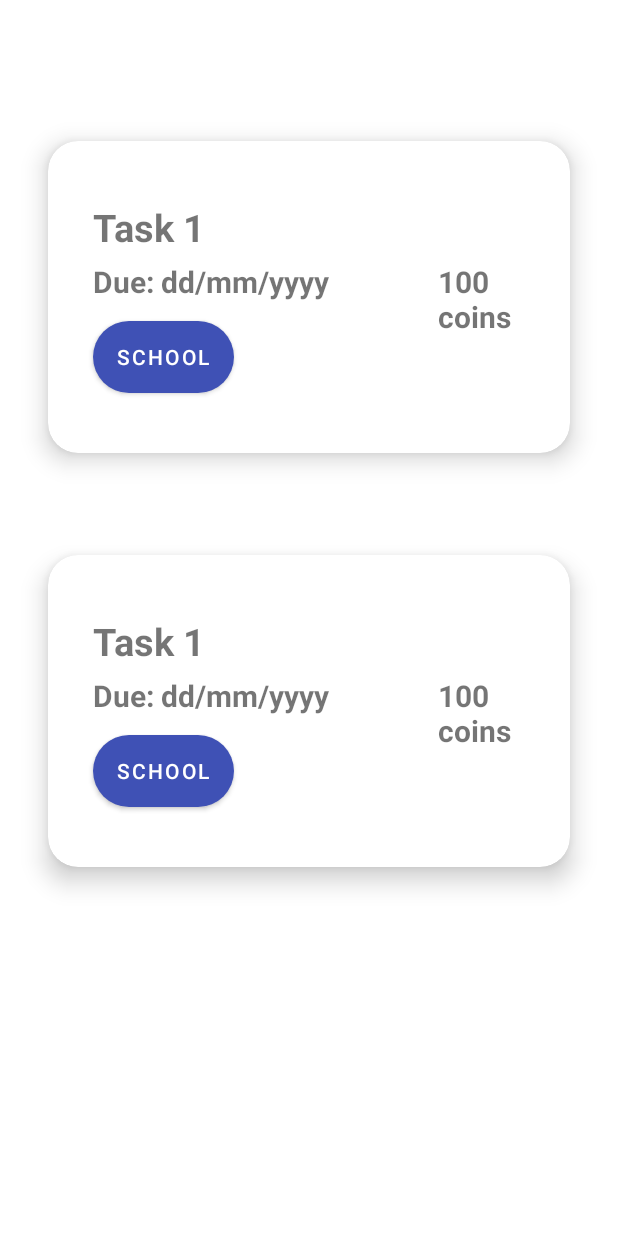
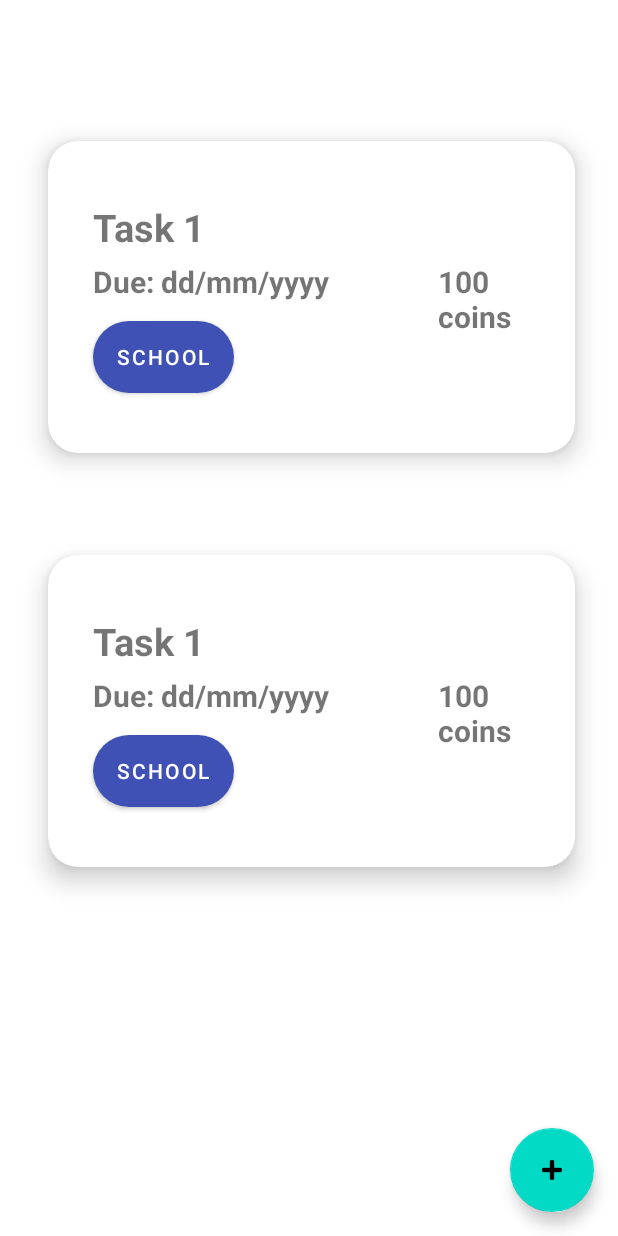
Before and after one commit to To-Doodle/To-Doodle, an Android app: the layout fragment_second.xml on its own in the app's theme, with its tools: preview values and no code run, on a phone screen of 412 x 824 dp. Run offline under Robolectric (Android 15) with nearby library versions, the light colour scheme and no system bars.

Commit message:
Add fab button to the todo list fragment

```diff
--- a/app/src/main/java/ca/uwaterloo/cs/todoodle/SecondFragment.kt
+++ b/app/src/main/java/ca/uwaterloo/cs/todoodle/SecondFragment.kt
@@ -53,6 +53,9 @@
         _binding = FragmentSecondBinding.inflate(inflater, container, false)
         navCtr = findNavController()
 
+        binding.fab.setOnClickListener { view ->
+            findNavController().navigate(R.id.action_SecondFragment_to_CreateTaskFormFragment)
+        }
 
         binding.recyclerView.layoutManager = LinearLayoutManager(activity!!.applicationContext)
         binding.recyclerView.adapter = RecycleViewAdapter(titlesList, deadlinesList, taskList)
--- a/app/src/main/res/layout/fragment_second.xml
+++ b/app/src/main/res/layout/fragment_second.xml
@@ -1,5 +1,5 @@
 <?xml version="1.0" encoding="utf-8"?>
-<RelativeLayout xmlns:android="http://schemas.android.com/apk/res/android"
+<androidx.coordinatorlayout.widget.CoordinatorLayout xmlns:android="http://schemas.android.com/apk/res/android"
     xmlns:app="http://schemas.android.com/apk/res-auto"
     xmlns:tools="http://schemas.android.com/tools"
     android:layout_width="match_parent"
@@ -15,23 +15,13 @@
         android:layout_marginEnd="4dp"
         tools:listitem="@layout/item_card" />
 
-    <TextView
-        android:id="@+id/textview_second"
+    <com.google.android.material.floatingactionbutton.FloatingActionButton
+        android:id="@+id/fab"
         android:layout_width="wrap_content"
         android:layout_height="wrap_content"
-        app:layout_constraintBottom_toTopOf="parent"
-        app:layout_constraintEnd_toEndOf="parent"
-        app:layout_constraintStart_toStartOf="parent"
-        app:layout_constraintTop_toTopOf="parent" />
+        android:layout_gravity="bottom|end"
+        android:layout_marginEnd="@dimen/fab_margin"
+        android:layout_marginBottom="16dp"
+        app:srcCompat="@android:drawable/ic_input_add" />
 
-    <!--    // Restore FirstFragment by uncommenting all lines below and deleting TextView above-->
-<!--    <TextView-->
-<!--        android:id="@+id/textview_second"-->
-<!--        android:layout_width="wrap_content"-->
-<!--        android:layout_height="wrap_content"-->
-<!--        app:layout_constraintBottom_toTopOf="@id/button_second"-->
-<!--        app:layout_constraintEnd_toEndOf="parent"-->
-<!--        app:layout_constraintStart_toStartOf="parent"-->
-<!--        app:layout_constraintTop_toTopOf="parent" />-->
-
-</RelativeLayout>
+</androidx.coordinatorlayout.widget.CoordinatorLayout>
```
